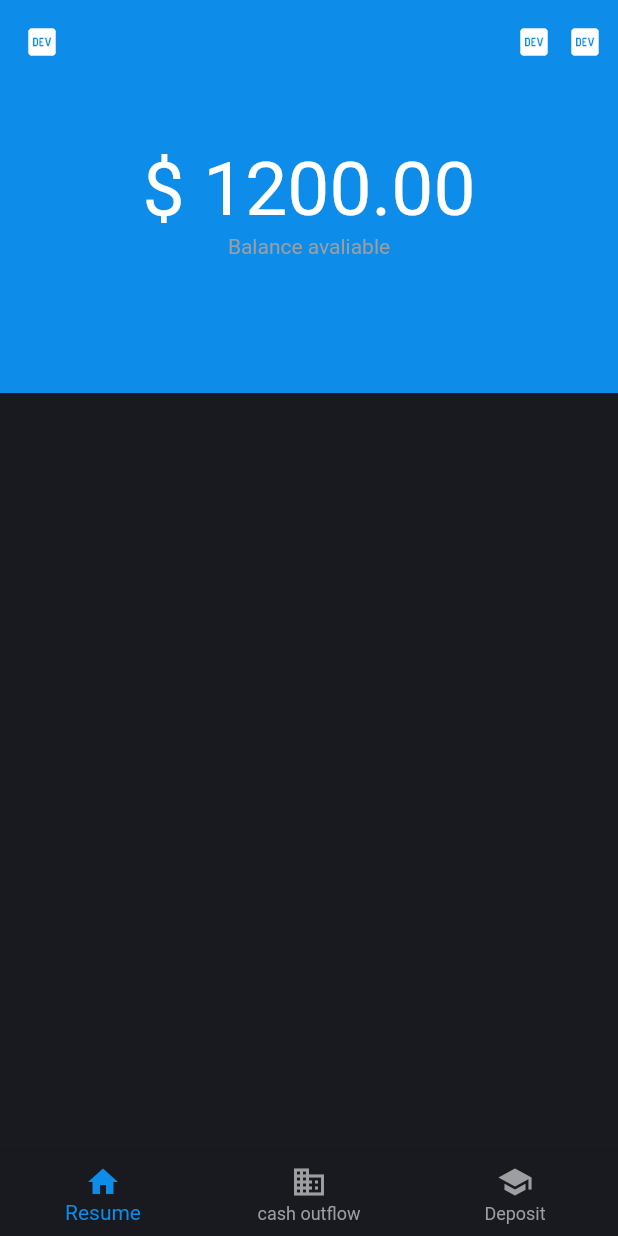
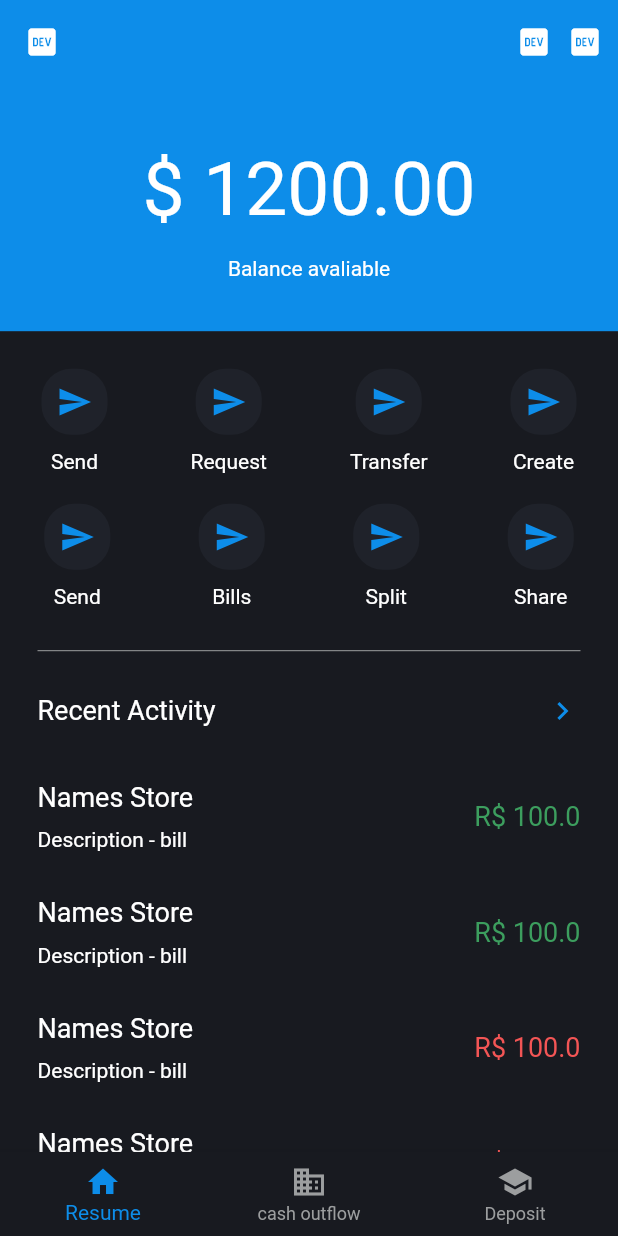
Before and after one commit to renanvolpe/financesApp, a Flutter app: the screen it shows after launch, after a tap on "Sign in", on a phone screen of 412 x 824 dp. Run offline on Flutter 3.47's test engine with Material 2 defaults, Android fonts, the phone set to English and light mode, and no system bars; our stand-ins replace go_router.

Commit message:
finish home resume page

```diff
--- /dev/null
+++ b/lib/features/home/components/Icon_resume_component.dart
@@ -0,0 +1,33 @@
+import 'package:finances_app/core/colors.dart';
+import 'package:flutter/material.dart';
+
+class IconResumeComponent extends StatelessWidget {
+  IconResumeComponent(this.icon, this.title, this.function, {super.key});
+  IconData icon;
+  String title;
+  void Function() function;
+
+  @override
+  Widget build(BuildContext context) {
+    return Column(
+      children: [
+        Container(
+            padding: const EdgeInsets.all(10),
+            decoration: BoxDecoration(
+                color: ColorsFinancial.color3,
+                borderRadius: BorderRadius.circular(20)),
+            child: Icon(
+              icon,
+              color: ColorsFinancial.blue1,
+            )),
+        const SizedBox(
+          height: 10,
+        ),
+        Text(
+          title,
+          style: TextStyle(color: ColorsFinancial.color0),
+        )
+      ],
+    );
+  }
+}
--- /dev/null
+++ b/lib/features/home/components/section_show_balance_component.dart
@@ -0,0 +1,48 @@
+import 'package:finances_app/core/colors.dart';
+import 'package:flutter/material.dart';
+
+class SectionShowBalanceComponent extends StatelessWidget {
+  SectionShowBalanceComponent(this.titleStore, this.description, this.typeBill,
+      this.price, this.payment,
+      {super.key});
+
+  String titleStore;
+  String description;
+  String typeBill;
+  double price;
+  bool payment;
+
+  @override
+  Widget build(BuildContext context) {
+    return Container(
+      margin: const EdgeInsets.symmetric(horizontal: 25, vertical: 15),
+      child: Row(
+        children: [
+          Column(
+            crossAxisAlignment: CrossAxisAlignment.start,
+            children: [
+              Text(
+                titleStore,
+                style: TextStyle(color: ColorsFinancial.color0, fontSize: 18),
+              ),
+              const SizedBox(
+                height: 10,
+              ),
+              Text(
+                "$description - $typeBill",
+                style: TextStyle(color: ColorsFinancial.color0, fontSize: 14),
+              ),
+            ],
+          ),
+          const Spacer(),
+          Text(
+            "R\$ $price",
+            style: TextStyle(
+                color: payment ? ColorsFinancial.green1 : ColorsFinancial.red1,
+                fontSize: 18),
+          )
+        ],
+      ),
+    );
+  }
+}
--- a/lib/features/home/home_resume.dart
+++ b/lib/features/home/home_resume.dart
@@ -1,4 +1,6 @@
 import 'package:finances_app/core/colors.dart';
+import 'package:finances_app/features/home/components/Icon_resume_component.dart';
+import 'package:finances_app/features/home/components/section_show_balance_component.dart';
 import 'package:flutter/material.dart';
 
 class HomeResume extends StatefulWidget {
@@ -28,14 +30,15 @@ class _HomeResumeState extends State<HomeResume> {
           ),
         ],
       ),
-      body: Container(
+      body: SingleChildScrollView(
+        child: Container(
           child: Column(
             mainAxisAlignment: MainAxisAlignment.start,
             children: [
               Container(
                 padding: const EdgeInsets.symmetric(horizontal: 15),
                 color: ColorsFinancial.blue1,
-              height: MediaQuery.of(context).size.height * 0.25,
+                height: MediaQuery.of(context).size.height * 0.20,
                 width: MediaQuery.of(context).size.width,
                 child: Column(
                   children: [
@@ -46,14 +49,90 @@ class _HomeResumeState extends State<HomeResume> {
                       "\$ 1200.00",
                       style: TextStyle(color: Colors.white, fontSize: 50),
                     ),
-                  Text(
+                    const SizedBox(
+                      height: 15,
+                    ),
+                    const Text(
                       "Balance avaliable",
-                    style: TextStyle(color: ColorsFinancial.color1),
+                      style: TextStyle(color: Colors.white),
                     ),
                   ],
                 ),
+              ),
+              Container(
+                child: Column(
+                  children: [
+                    const SizedBox(
+                      height: 25,
+                    ),
+                    Row(
+                      mainAxisAlignment: MainAxisAlignment.spaceAround,
+                      children: [
+                        IconResumeComponent(Icons.send, "Send", () {}),
+                        IconResumeComponent(Icons.send, "Request", () {}),
+                        IconResumeComponent(Icons.send, "Transfer", () {}),
+                        IconResumeComponent(Icons.send, "Create", () {}),
+                      ],
+                    ),
+                    const SizedBox(
+                      height: 20,
+                    ),
+                    Row(
+                      mainAxisAlignment: MainAxisAlignment.spaceAround,
+                      children: [
+                        IconResumeComponent(Icons.send, "Send", () {}),
+                        IconResumeComponent(Icons.send, "Bills", () {}),
+                        IconResumeComponent(Icons.send, "Split", () {}),
+                        IconResumeComponent(Icons.send, "Share", () {}),
+                      ],
+                    ),
+                    const SizedBox(
+                      height: 20,
+                    ),
+                    Container(
+                      margin: const EdgeInsets.symmetric(horizontal: 25),
+                      child: Divider(
+                        color: ColorsFinancial.color1,
+                      ),
+                    ),
+                    const SizedBox(
+                      height: 20,
+                    ),
+                  ],
+                ),
+              ),
+              Container(
+                margin: const EdgeInsets.symmetric(horizontal: 25),
+                child: Row(
+                  children: [
+                    Text(
+                      "Recent Activity",
+                      style: TextStyle(
+                          color: ColorsFinancial.color0, fontSize: 18),
+                    ),
+                    const Spacer(),
+                    Icon(
+                      Icons.chevron_right,
+                      color: ColorsFinancial.blue1,
                     )
                   ],
+                ),
+              ),
+              const SizedBox(
+                height: 20,
+              ),
+              SectionShowBalanceComponent(
+                  "Names Store", "Description", "bill", 100, true),
+              SectionShowBalanceComponent(
+                  "Names Store", "Description", "bill", 100, true),
+              SectionShowBalanceComponent(
+                  "Names Store", "Description", "bill", 100, false),
+              SectionShowBalanceComponent(
+                  "Names Store", "Description", "bill", 100, false),
+              SectionShowBalanceComponent(
+                  "Names Store", "Description", "bill", 100, true),
+            ],
+          ),
         ),
       ),
     );
```
Lines whose indentation alone changed are shown as unchanged.
